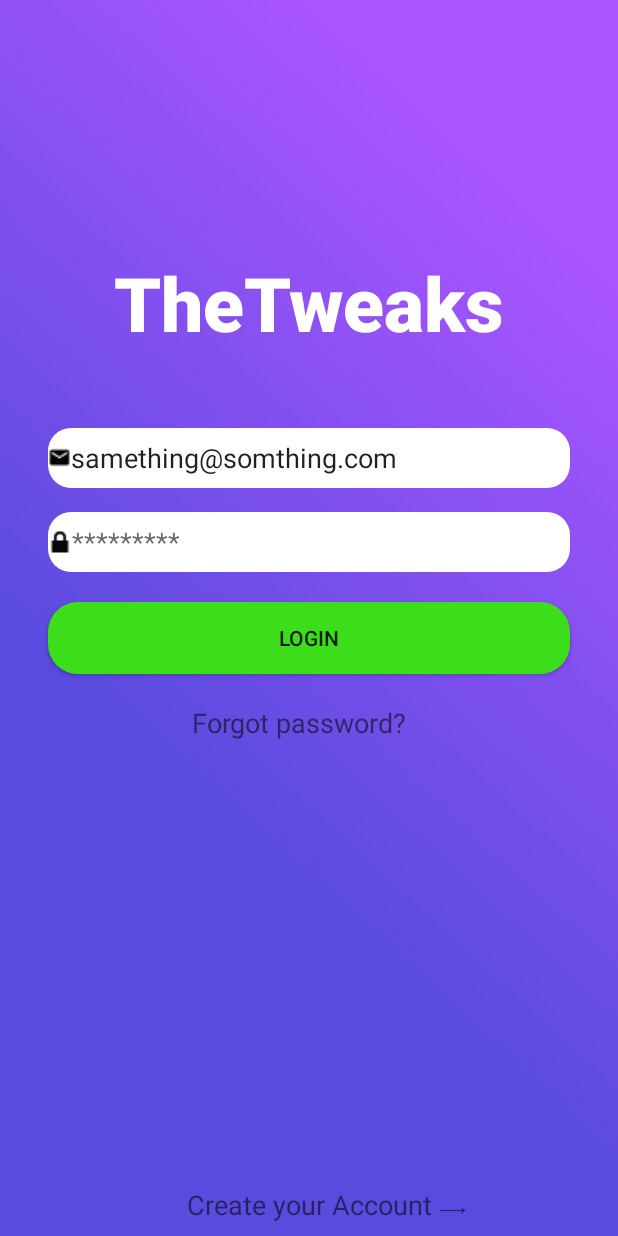
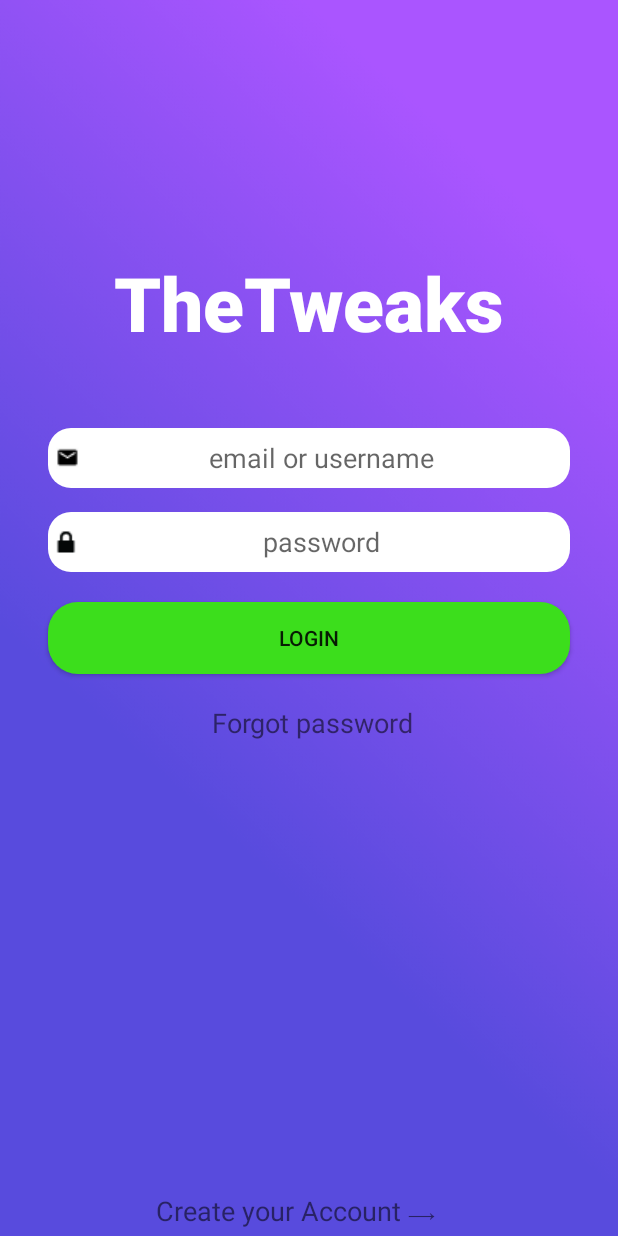
Before and after one commit to snt4589/TheTWeaks, an Android app: the screen it shows after launch (LoginActivity), on a phone screen of 412 x 824 dp. Run offline under Robolectric (Android 15) with nearby library versions, the phone set to English and light mode, and no system bars.

Commit message:
first edit

```diff
--- a/app/src/main/java/com/thetweaks/snt/thetweaks/LoginActivity.java
+++ b/app/src/main/java/com/thetweaks/snt/thetweaks/LoginActivity.java
@@ -18,8 +18,5 @@ public class LoginActivity extends AppCompatActivity {
         super.onCreate(savedInstanceState);
 
         setContentView(R.layout.activity_login);
-
     }
-
-
 }
--- a/app/src/main/res/layout/activity_login.xml
+++ b/app/src/main/res/layout/activity_login.xml
@@ -15,7 +15,9 @@
                 android:layout_height="40dp"
                 android:inputType="textEmailAddress"
                 android:drawableLeft="@drawable/mail"
+                android:paddingStart="5dp"
                 android:ems="10"
+                android:gravity="center"
                 android:background="@drawable/edit_text"
 
                 app:layout_constraintStart_toStartOf="parent"
@@ -23,9 +25,10 @@
                 android:id="@+id/editText" android:layout_marginBottom="56dp" android:layout_marginTop="8dp"
                 app:layout_constraintTop_toBottomOf="@+id/textView" app:layout_constraintVertical_bias="0.086"
                 android:layout_marginLeft="32dp" android:layout_marginStart="32dp" android:layout_marginEnd="32dp"
-                android:layout_marginRight="32dp" android:text="samething@somthing.com"/>
+                android:layout_marginRight="32dp" android:hint="@string/hint1" android:paddingBottom="4dp"
+                android:paddingLeft="4dp" android:paddingRight="4dp" android:paddingTop="4dp"/>
         <TextView
-                android:text="TheTweaks"
+                android:text="@string/thetweaks"
                 android:layout_width="wrap_content"
                 android:layout_height="wrap_content"
                 app:layout_constraintStart_toStartOf="parent" app:layout_constraintEnd_toEndOf="parent"
@@ -38,15 +41,17 @@
                 android:inputType="textPassword"
                 android:background="@drawable/edit_text"
                 android:ems="10"
+                android:gravity="center"
                 app:layout_constraintStart_toStartOf="parent"
                 android:drawableLeft="@drawable/lock"
                 app:layout_constraintEnd_toEndOf="parent"
                 android:id="@+id/editText2" android:layout_marginLeft="32dp" android:layout_marginStart="32dp"
-                android:layout_marginEnd="32dp" android:layout_marginRight="32dp" android:hint="*********"
+                android:layout_marginEnd="32dp" android:layout_marginRight="32dp" android:hint="@string/hint2"
                 app:layout_constraintHorizontal_bias="0.0" android:layout_marginTop="16dp"
-                app:layout_constraintTop_toBottomOf="@+id/editText"/>
+                app:layout_constraintTop_toBottomOf="@+id/editText" android:paddingBottom="4dp"
+                android:paddingLeft="4dp" android:paddingRight="4dp" android:paddingTop="4dp"/>
         <Button
-                android:text="Login"
+                android:text="@string/login"
                 android:layout_width="0dp"
                 android:layout_height="wrap_content"
                 app:layout_constraintStart_toStartOf="parent" app:layout_constraintEnd_toEndOf="parent"
@@ -57,11 +62,11 @@
                 android:layout_marginLeft="32dp" android:layout_marginStart="32dp" android:layout_marginEnd="32dp"
                 android:layout_marginRight="32dp"/>
         <TextView
-                android:text="Forgot password?"
+                android:text="@string/pass_recover"
                 android:layout_width="155dp"
                 android:layout_height="31dp"
                 app:layout_constraintStart_toStartOf="parent" app:layout_constraintEnd_toEndOf="parent"
-                android:id="@+id/textView2" app:layout_constraintHorizontal_bias="0.498" android:layout_marginTop="20dp"
+                android:id="@+id/textView2" app:layout_constraintHorizontal_bias="0.55" android:layout_marginTop="20dp"
                 app:layout_constraintTop_toBottomOf="@+id/button" android:textSize="18sp"/>
         <TextView
                 android:text="Create your Account ⟶"
@@ -71,7 +76,8 @@
                 android:id="@+id/textView3" app:layout_constraintEnd_toEndOf="parent"
                 app:layout_constraintStart_toStartOf="parent"
                 android:layout_marginLeft="100dp" android:layout_marginStart="100dp"
-                app:layout_constraintHorizontal_bias="0.299" android:textSize="18sp"/>
+                app:layout_constraintHorizontal_bias="0.0" android:textSize="18sp" android:paddingBottom="4dp"
+                android:paddingLeft="4dp" android:paddingRight="4dp" android:paddingTop="4dp"/>
     </android.support.constraint.ConstraintLayout>
 
 </FrameLayout>
--- a/app/src/main/res/values/strings.xml
+++ b/app/src/main/res/values/strings.xml
@@ -4,4 +4,9 @@
     <string name="title_activity_login">LoginActivity</string>
     <string name="dummy_button">Dummy Button</string>
     <string name="dummy_content">DUMMY\nCONTENT</string>
+    <string name="hint1">  email or username</string>
+    <string name="hint2">  password</string>
+    <string name="thetweaks">TheTweaks</string>
+    <string name="login">Login</string>
+    <string name="pass_recover">Forgot password</string>
 </resources>
```
